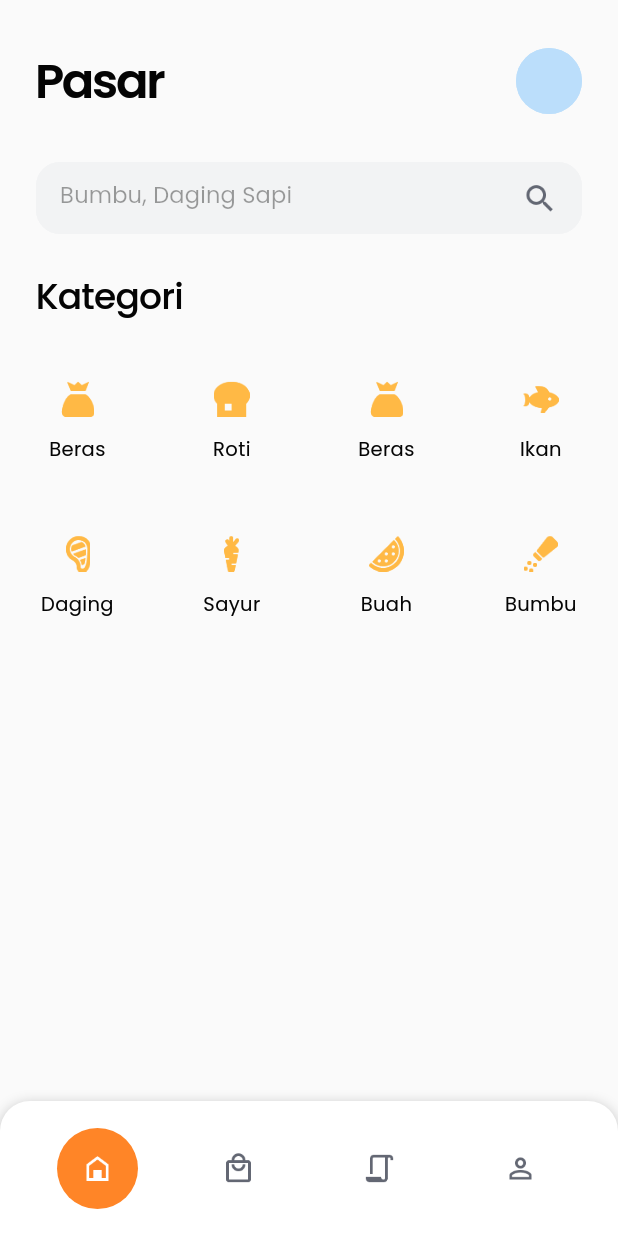
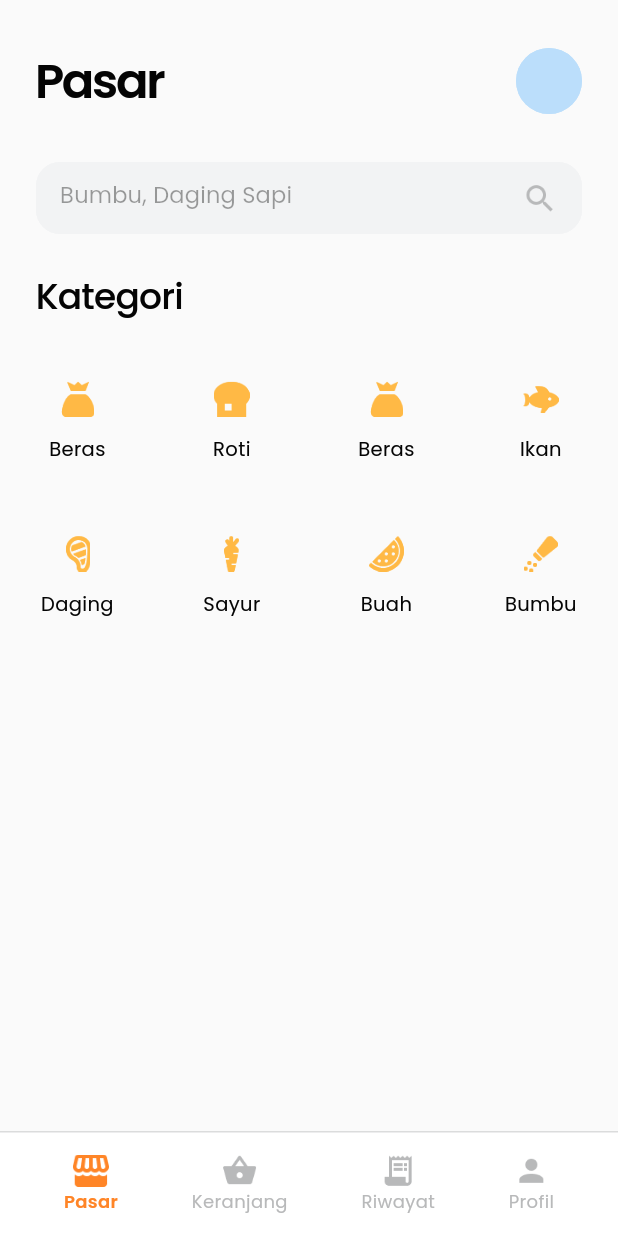
Before and after one commit to Innodev-K8/diiket, a Flutter app: the screen it shows after launch, on a phone screen of 412 x 824 dp. Run offline on Flutter 3.47's test engine with Material 2 defaults, Android fonts, the phone set to English and light mode, and no system bars; our stand-ins replace dio, firebase_auth, firebase_core, flutter_hooks, flutter_secure_storage, freezed_annotation and 5 more; accounts and stored records are empty.

Commit message:
Change Bottom Navigation Bar

```diff
--- a/lib/ui/common/styles.dart
+++ b/lib/ui/common/styles.dart
@@ -5,7 +5,7 @@ class ColorPallete {
   static final primaryColor = const Color(0xFFFF8527);
   static final secondaryColor = const Color(0xFF009EBA);
   static final accentColor = const Color(0xFF003046);
-  static final deadColor = const Color(0xFF636773);
+  static final deadColor = const Color(0xFFb8b9ba);
   static final categoryColor = const Color(0xFFFFB945);
 
   static final successColor = const Color(0xFF00B894);
--- a/lib/ui/widgets/custom_bottom_navigation_bar.dart
+++ b/lib/ui/widgets/custom_bottom_navigation_bar.dart
@@ -19,26 +19,25 @@ class CustomBottomNavigationBar extends HookWidget {
     final selectedIndex = useState(0);
 
     return Container(
-      padding: const EdgeInsets.all(18.0),
+      padding: const EdgeInsets.symmetric(horizontal: 18.0),
+      height: 70.0,
       decoration: BoxDecoration(
-          color: Colors.white,
-          borderRadius: BorderRadius.vertical(top: Radius.circular(20.0)),
-          boxShadow: [
-            BoxShadow(
-              offset: Offset(0, 2),
-              blurRadius: 7.0,
-              color: Colors.black.withOpacity(0.24),
-            )
-          ]),
+        color: Colors.white,
+        border: Border(
+          top: BorderSide(
+            color: ColorPallete.deadColor.withOpacity(0.5),
+            width: 1.0,
+          ),
+        ),
+      ),
       child: Row(
         mainAxisAlignment: MainAxisAlignment.spaceAround,
         children: [
           BottomBarButton(
             isSelected: selectedIndex.value == 0,
             image: 'assets/images/bottom_bar/home.png',
+            title: 'Pasar',
             onTap: () async {
-              // pageController.jumpToPage(0);
-
               selectedIndex.value = 0;
 
               await pageController.animateToPage(
@@ -53,9 +52,8 @@ class CustomBottomNavigationBar extends HookWidget {
           BottomBarButton(
             isSelected: selectedIndex.value == 1,
             image: 'assets/images/bottom_bar/cart.png',
+            title: 'Keranjang',
             onTap: () async {
-              // pageController.jumpToPage(1);
-
               selectedIndex.value = 1;
 
               await pageController.animateToPage(
@@ -70,9 +68,8 @@ class CustomBottomNavigationBar extends HookWidget {
           BottomBarButton(
             isSelected: selectedIndex.value == 2,
             image: 'assets/images/bottom_bar/history.png',
+            title: 'Riwayat',
             onTap: () async {
-              // pageController.jumpToPage(2);
-
               selectedIndex.value = 2;
 
               await pageController.animateToPage(
@@ -87,9 +84,8 @@ class CustomBottomNavigationBar extends HookWidget {
           BottomBarButton(
             isSelected: selectedIndex.value == 3,
             image: 'assets/images/bottom_bar/profile.png',
+            title: 'Profil',
             onTap: () async {
-              // pageController.jumpToPage(3);
-
               selectedIndex.value = 3;
 
               await pageController.animateToPage(
@@ -111,32 +107,47 @@ class BottomBarButton extends StatelessWidget {
   final bool isSelected;
   final Function() onTap;
   final String image;
+  final String title;
 
   const BottomBarButton({
     Key? key,
     required this.isSelected,
     required this.onTap,
     required this.image,
+    required this.title,
   }) : super(key: key);
 
   @override
   Widget build(BuildContext context) {
-    return AnimatedContainer(
-      duration: Duration(milliseconds: 100),
-      width: 54.0,
-      height: 54.0,
-      decoration: BoxDecoration(
-        color: isSelected ? ColorPallete.primaryColor : Colors.transparent,
-        shape: BoxShape.circle,
-      ),
-      child: InkWell(
-        onTap: onTap,
-        child: Padding(
-          padding: const EdgeInsets.all(16.0),
-          child: Image.asset(
-            image,
-            color: isSelected ? Colors.white : ColorPallete.deadColor,
-          ),
+    return InkWell(
+      onTap: onTap,
+      child: Padding(
+        padding: const EdgeInsets.all(8.0),
+        child: Column(
+          mainAxisSize: MainAxisSize.min,
+          children: [
+            Image.asset(
+              image,
+              color: isSelected
+                  ? ColorPallete.primaryColor
+                  : ColorPallete.deadColor,
+              width: 24,
+              height: 24,
+            ),
+            Text(
+              title,
+              style: isSelected
+                  ? TextStyle(
+                      color: ColorPallete.primaryColor,
+                      fontWeight: FontWeight.w600,
+                      fontSize: 12.0,
+                    )
+                  : TextStyle(
+                      color: ColorPallete.deadColor,
+                      fontSize: 12.0,
+                    ),
+            ),
+          ],
         ),
       ),
     );
```
Also changed, not shown: assets/images/bottom_bar/cart.png, assets/images/bottom_bar/history.png, assets/images/bottom_bar/home.png, assets/images/bottom_bar/profile.png.
